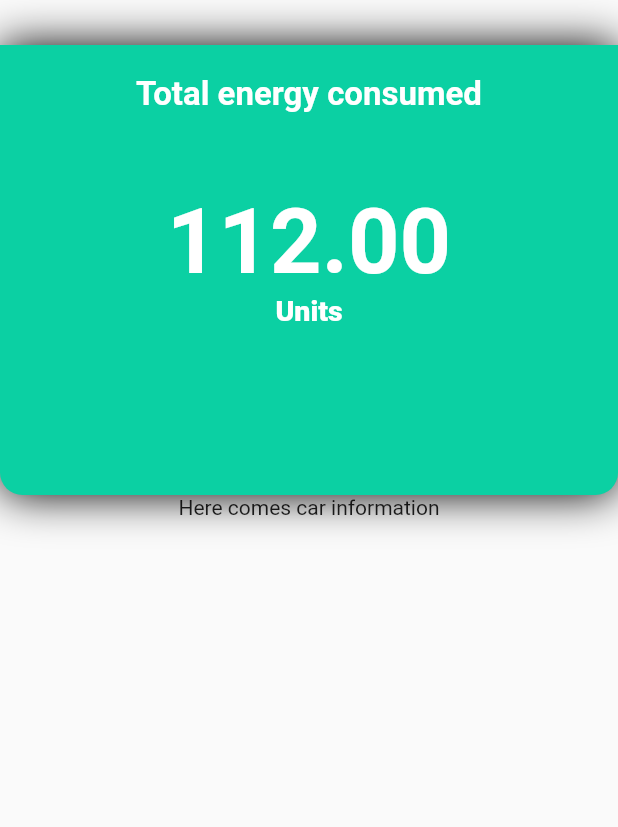
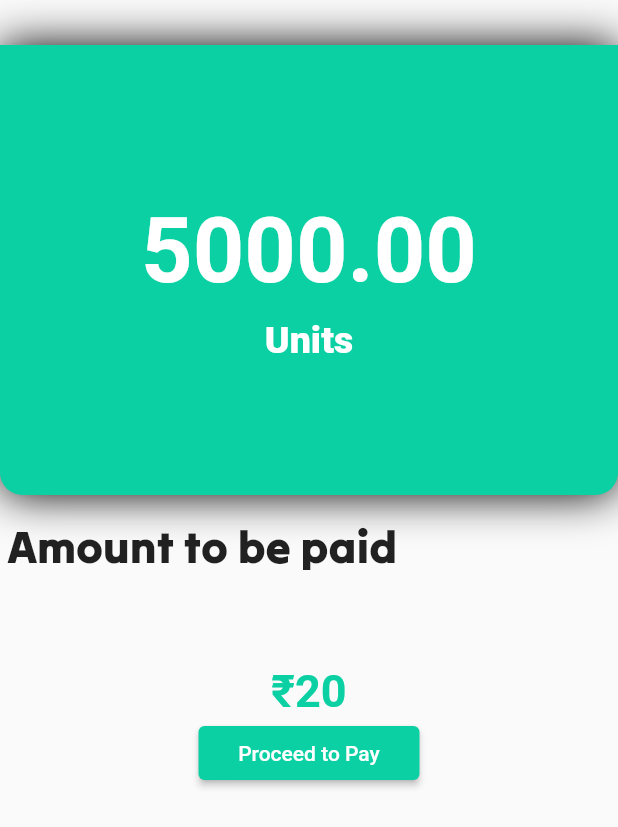
Before and after one commit to adarshverma2002/IOT_Project, a Flutter app: the screen it shows after launch, on a phone screen of 412 x 824 dp. Shown: the top 827 px of the screen. Run offline on Flutter 3.47's test engine with Material 2 defaults, Android fonts, the phone set to English and light mode, and no system bars; drawn by our look-alikes of animated_flip_counter.

Commit message:
HomePage changes

```diff
--- a/lib/screens/homePage.dart
+++ b/lib/screens/homePage.dart
@@ -11,7 +11,7 @@ class powerUnitsScreen extends StatefulWidget {
 class _powerUnitsScreenState extends State<powerUnitsScreen> {
   @override
   Widget build(BuildContext context) {
-    double _value = 112.0;
+    double _value = 5000.0;
     return Scaffold(
       // appBar: AppBar(
       //   backgroundColor: Color(0xff0bd0a3),
@@ -19,57 +19,95 @@ class _powerUnitsScreenState extends State<powerUnitsScreen> {
       body: Column(
         // mainAxisAlignment: MainAxisAlignment.center,
         children: [
-          SizedBox(
+          const SizedBox(
             height: 30,
           ),
           Container(
             height: 300,
             width: MediaQuery.of(context).size.width,
-            decoration: BoxDecoration(
+            decoration: const BoxDecoration(
                 boxShadow: [BoxShadow(blurRadius: 25)],
                 color: Color(0xff0bd0a3),
                 borderRadius:
                     BorderRadius.vertical(bottom: Radius.circular(15))),
             child: Column(
               children: [
-                SizedBox(
+                const SizedBox(
                   height: 20,
                 ),
-                Text(
-                  "Total energy consumed",
+                const Text(
+                  "",
                   style: TextStyle(
                       color: Colors.white,
-                      fontSize: 22,
-                      fontWeight: FontWeight.bold),
+                      fontSize: 25,
+                      fontWeight: FontWeight.bold,
+                      fontFamily: 'Tilt'),
                 ),
-                SizedBox(
+                const SizedBox(
                   height: 50,
                 ),
                 AnimatedFlipCounter(
                   value: _value,
-                  duration: Duration(milliseconds: 900),
+                  duration: const Duration(milliseconds: 1000),
                   fractionDigits: 2,
-                  textStyle: TextStyle(
+                  textStyle: const TextStyle(
                       color: Colors.white,
                       fontWeight: FontWeight.bold,
                       fontSize: 60),
                 ),
-                Text(
+                const SizedBox(
+                  height: 10,
+                ),
+                const Text(
                   "Units",
                   style: TextStyle(
                       color: Colors.white,
                       fontWeight: FontWeight.w900,
-                      fontSize: 19),
+                      fontSize: 25),
                 ),
               ],
             ),
           ),
-          Container(
-              child: Column(
+          Column(
             children: [
-              Text("Here comes car information"),
+              const SizedBox(height: 15),
+              Padding(
+                padding: const EdgeInsets.only(left: 5),
+                child: const Align(
+                    alignment: Alignment.topLeft,
+                    child: Text(
+                      "Amount to be paid ",
+                      style: TextStyle(
+                          color: Colors.black87,
+                          fontSize: 30,
+                          fontFamily: 'Tilt'),
+                    )),
+              ),
+              const SizedBox(height: 60),
+              const AnimatedFlipCounter(
+                prefix: '₹',
+                value: 20,
+                duration: Duration(milliseconds: 1000),
+                textStyle: TextStyle(
+                    color: Color(0xff0bd0a3),
+                    fontSize: 30,
+                    fontWeight: FontWeight.bold),
+              ),
+              // SizedBox(height: 290),
+              ElevatedButton(
+                  onPressed: () {
+                    print("Payment button pressed");
+                  },
+                  child: const Text(
+                    "   Proceed to Pay   ",
+                    style: TextStyle(
+                      fontSize: 14,
+                    ),
+                  ),
+                  style: ElevatedButton.styleFrom(
+                      backgroundColor: const Color(0xff0bd0a3)))
             ],
-          )), // This container is for Car details or some other info like amount to be payed
+          ), // This container is for Car details or some other info like amount to be payed
         ],
       ),
     );
```
Also changed, not shown: pubspec.yaml (+5 -6 lines), fonts/tiltWarp.ttf (added), pubspec.lock.
